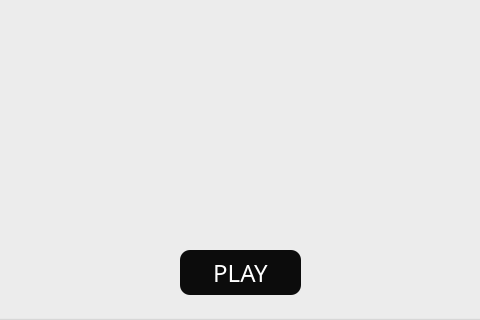
This is Braincode.ui in notashwinii/braincode as Qt 5 draws it before an edit; both pictures show x 182 to 662 and y 150 to 470 of the 840 by 470 pixel window. The edited form follows.
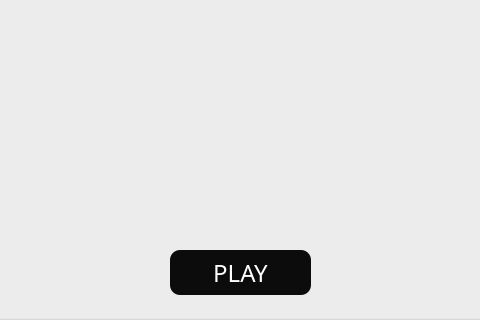
This is the edited form.

```diff
--- a/Braincode.ui
+++ b/Braincode.ui
@@ -75,9 +75,9 @@
     <widget class="QPushButton" name="pushButton_start">
      <property name="geometry">
       <rect>
-       <x>362</x>
+       <x>352</x>
        <y>400</y>
-       <width>121</width>
+       <width>141</width>
        <height>45</height>
       </rect>
      </property>
```
